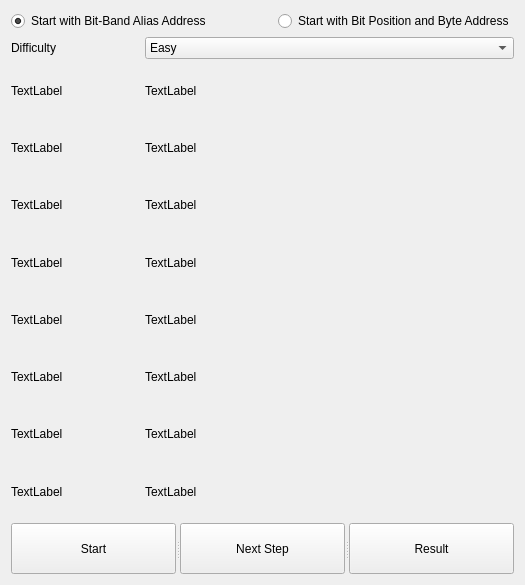
The window that src/gui/bitbandwidget.ui (fiffty-50/ieee754-practice) describes before a commit, drawn with Qt 5.
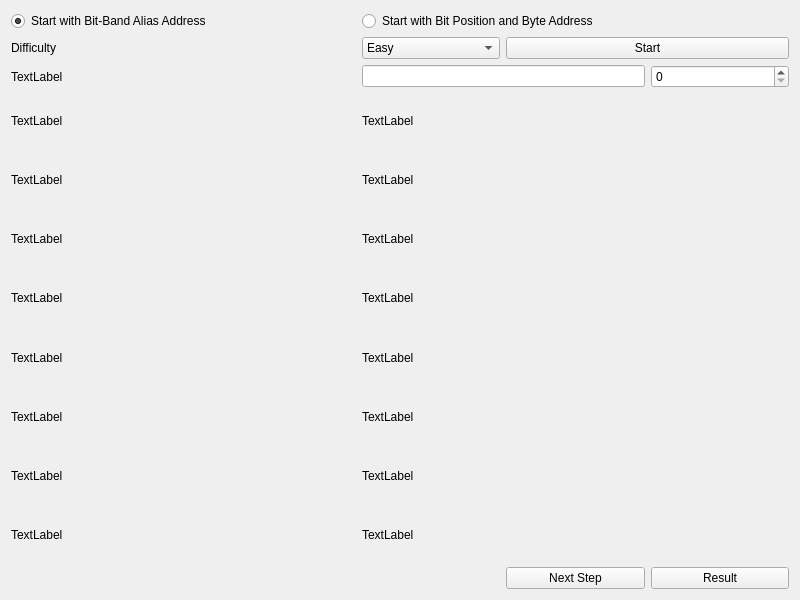
The same window after the commit.

Commit message: Some work on bitbanding class

Patch:
```diff
--- a/src/gui/bitbandwidget.ui
+++ b/src/gui/bitbandwidget.ui
@@ -6,8 +6,8 @@
    <rect>
     <x>0</x>
     <y>0</y>
-    <width>525</width>
-    <height>585</height>
+    <width>800</width>
+    <height>600</height>
    </rect>
   </property>
   <property name="windowTitle">
@@ -27,7 +27,7 @@
      </attribute>
     </widget>
    </item>
-   <item row="0" column="2">
+   <item row="0" column="2" colspan="3">
     <widget class="QRadioButton" name="bitposButton">
      <property name="text">
       <string>Start with Bit Position and Byte Address</string>
@@ -39,12 +39,18 @@
    </item>
    <item row="1" column="0">
     <widget class="QLabel" name="difficultyLabel">
+     <property name="minimumSize">
+      <size>
+       <width>200</width>
+       <height>0</height>
+      </size>
+     </property>
      <property name="text">
       <string>Difficulty</string>
      </property>
     </widget>
    </item>
-   <item row="1" column="1" colspan="2">
+   <item row="1" column="2">
     <widget class="QComboBox" name="difficultyComboBox">
      <item>
       <property name="text">
@@ -61,140 +67,263 @@
        <string>Hard</string>
       </property>
      </item>
+     <item>
+      <property name="text">
+       <string>Custom</string>
+      </property>
+     </item>
+    </widget>
+   </item>
+   <item row="1" column="3" colspan="2">
+    <widget class="QPushButton" name="startPushButton">
+     <property name="text">
+      <string>Start</string>
+     </property>
     </widget>
    </item>
    <item row="2" column="0">
-    <widget class="QLabel" name="stepOneLabel">
+    <widget class="QLabel" name="customLabel">
+     <property name="minimumSize">
+      <size>
+       <width>200</width>
+       <height>0</height>
+      </size>
+     </property>
      <property name="text">
       <string>TextLabel</string>
      </property>
     </widget>
    </item>
-   <item row="2" column="1" colspan="2">
-    <widget class="QLabel" name="stepOneDisplayLabel">
-     <property name="text">
-      <string>TextLabel</string>
+   <item row="2" column="2" colspan="2">
+    <widget class="QLineEdit" name="customLineEdit"/>
+   </item>
+   <item row="2" column="4">
+    <widget class="QSpinBox" name="bitPosSpinBox">
+     <property name="maximum">
+      <number>31</number>
      </property>
     </widget>
    </item>
    <item row="3" column="0">
-    <widget class="QLabel" name="stepTwoLabel">
-     <property name="text">
-      <string>TextLabel</string>
+    <widget class="QLabel" name="step0Label">
+     <property name="minimumSize">
+      <size>
+       <width>200</width>
+       <height>0</height>
+      </size>
      </property>
-    </widget>
-   </item>
-   <item row="3" column="1" colspan="2">
-    <widget class="QLabel" name="stepTwoDisplayLabel">
      <property name="text">
       <string>TextLabel</string>
      </property>
     </widget>
    </item>
    <item row="4" column="0">
-    <widget class="QLabel" name="stepThreeLabel">
-     <property name="text">
-      <string>TextLabel</string>
+    <widget class="QLabel" name="step1Label">
+     <property name="minimumSize">
+      <size>
+       <width>200</width>
+       <height>0</height>
+      </size>
      </property>
-    </widget>
-   </item>
-   <item row="4" column="1" colspan="2">
-    <widget class="QLabel" name="stepThreeDisplayLabel">
      <property name="text">
       <string>TextLabel</string>
      </property>
     </widget>
    </item>
    <item row="5" column="0">
-    <widget class="QLabel" name="stepFourLabel">
-     <property name="text">
-      <string>TextLabel</string>
+    <widget class="QLabel" name="step2Label">
+     <property name="minimumSize">
+      <size>
+       <width>200</width>
+       <height>0</height>
+      </size>
      </property>
-    </widget>
-   </item>
-   <item row="5" column="1" colspan="2">
-    <widget class="QLabel" name="stepFourDisplayLabel">
      <property name="text">
       <string>TextLabel</string>
      </property>
     </widget>
    </item>
    <item row="6" column="0">
-    <widget class="QLabel" name="stepFiveLabel">
-     <property name="text">
-      <string>TextLabel</string>
+    <widget class="QLabel" name="step3Label">
+     <property name="minimumSize">
+      <size>
+       <width>200</width>
+       <height>0</height>
+      </size>
      </property>
-    </widget>
-   </item>
-   <item row="6" column="1" colspan="2">
-    <widget class="QLabel" name="stepFiveDisplayLabel">
      <property name="text">
       <string>TextLabel</string>
      </property>
     </widget>
    </item>
    <item row="7" column="0">
-    <widget class="QLabel" name="stepSixLabel">
-     <property name="text">
-      <string>TextLabel</string>
+    <widget class="QLabel" name="step4Label">
+     <property name="minimumSize">
+      <size>
+       <width>200</width>
+       <height>0</height>
+      </size>
      </property>
-    </widget>
-   </item>
-   <item row="7" column="1" colspan="2">
-    <widget class="QLabel" name="stepSixDisplayLabel">
      <property name="text">
       <string>TextLabel</string>
      </property>
     </widget>
    </item>
    <item row="8" column="0">
-    <widget class="QLabel" name="stepSevenLabel">
-     <property name="text">
-      <string>TextLabel</string>
+    <widget class="QLabel" name="step5Label">
+     <property name="minimumSize">
+      <size>
+       <width>200</width>
+       <height>0</height>
+      </size>
      </property>
-    </widget>
-   </item>
-   <item row="8" column="1" colspan="2">
-    <widget class="QLabel" name="stepSevenDisplayLabel">
      <property name="text">
       <string>TextLabel</string>
      </property>
     </widget>
    </item>
    <item row="9" column="0">
-    <widget class="QLabel" name="stepEightLabel">
+    <widget class="QLabel" name="step6Label">
+     <property name="minimumSize">
+      <size>
+       <width>200</width>
+       <height>0</height>
+      </size>
+     </property>
      <property name="text">
       <string>TextLabel</string>
      </property>
     </widget>
    </item>
-   <item row="9" column="1" colspan="2">
-    <widget class="QLabel" name="stepEightDisplayLabel">
+   <item row="10" column="0">
+    <widget class="QLabel" name="step7Label">
+     <property name="minimumSize">
+      <size>
+       <width>200</width>
+       <height>0</height>
+      </size>
+     </property>
      <property name="text">
       <string>TextLabel</string>
      </property>
     </widget>
    </item>
-   <item row="10" column="0" colspan="3">
-    <widget class="QSplitter" name="splitter_2">
-     <property name="orientation">
-      <enum>Qt::Horizontal</enum>
+   <item row="3" column="2" colspan="3">
+    <widget class="QLabel" name="step0DisplayLabel">
+     <property name="minimumSize">
+      <size>
+       <width>400</width>
+       <height>0</height>
+      </size>
      </property>
-     <widget class="QPushButton" name="generatePushButton">
-      <property name="text">
-       <string>Start</string>
-      </property>
-     </widget>
-     <widget class="QPushButton" name="nextPushButton">
-      <property name="text">
-       <string>Next Step</string>
-      </property>
-     </widget>
-     <widget class="QPushButton" name="resultPushButton">
-      <property name="text">
-       <string>Result</string>
-      </property>
-     </widget>
+     <property name="text">
+      <string>TextLabel</string>
+     </property>
+    </widget>
+   </item>
+   <item row="4" column="2" colspan="3">
+    <widget class="QLabel" name="step1DisplayLabel">
+     <property name="minimumSize">
+      <size>
+       <width>400</width>
+       <height>0</height>
+      </size>
+     </property>
+     <property name="text">
+      <string>TextLabel</string>
+     </property>
+    </widget>
+   </item>
+   <item row="5" column="2" colspan="3">
+    <widget class="QLabel" name="step2DisplayLabel">
+     <property name="minimumSize">
+      <size>
+       <width>400</width>
+       <height>0</height>
+      </size>
+     </property>
+     <property name="text">
+      <string>TextLabel</string>
+     </property>
+    </widget>
+   </item>
+   <item row="6" column="2" colspan="3">
+    <widget class="QLabel" name="step3DisplayLabel">
+     <property name="minimumSize">
+      <size>
+       <width>400</width>
+       <height>0</height>
+      </size>
+     </property>
+     <property name="text">
+      <string>TextLabel</string>
+     </property>
+    </widget>
+   </item>
+   <item row="7" column="2" colspan="3">
+    <widget class="QLabel" name="step4DisplayLabel">
+     <property name="minimumSize">
+      <size>
+       <width>400</width>
+       <height>0</height>
+      </size>
+     </property>
+     <property name="text">
+      <string>TextLabel</string>
+     </property>
+    </widget>
+   </item>
+   <item row="8" column="2" colspan="3">
+    <widget class="QLabel" name="step5DisplayLabel">
+     <property name="minimumSize">
+      <size>
+       <width>400</width>
+       <height>0</height>
+      </size>
+     </property>
+     <property name="text">
+      <string>TextLabel</string>
+     </property>
+    </widget>
+   </item>
+   <item row="9" column="2" colspan="3">
+    <widget class="QLabel" name="step6DisplayLabel">
+     <property name="minimumSize">
+      <size>
+       <width>400</width>
+       <height>0</height>
+      </size>
+     </property>
+     <property name="text">
+      <string>TextLabel</string>
+     </property>
+    </widget>
+   </item>
+   <item row="10" column="2" colspan="3">
+    <widget class="QLabel" name="step7DisplayLabel">
+     <property name="minimumSize">
+      <size>
+       <width>400</width>
+       <height>0</height>
+      </size>
+     </property>
+     <property name="text">
+      <string>TextLabel</string>
+     </property>
+    </widget>
+   </item>
+   <item row="11" column="4">
+    <widget class="QPushButton" name="resultPushButton">
+     <property name="text">
+      <string>Result</string>
+     </property>
+    </widget>
+   </item>
+   <item row="11" column="3">
+    <widget class="QPushButton" name="nextPushButton">
+     <property name="text">
+      <string>Next Step</string>
+     </property>
     </widget>
    </item>
   </layout>
```
The commit also changes 23 other files.
